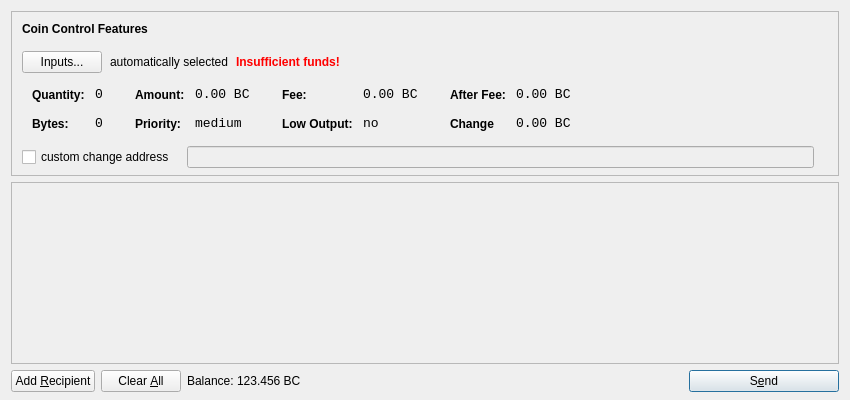
Qt form src/qt/forms/sendcoinsdialog.ui (LUX-Core/lux) before a commit.
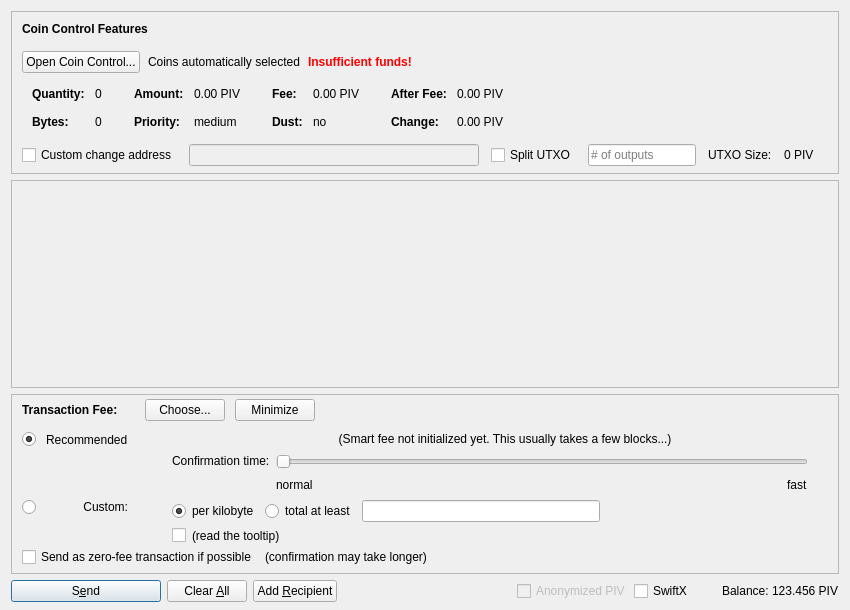
The same form after that commit. Icons and pictures are not drawn. Custom widgets are drawn as their Qt base class.

```diff
--- a/src/qt/forms/sendcoinsdialog.ui
+++ b/src/qt/forms/sendcoinsdialog.ui
@@ -7,13 +7,13 @@
     <x>0</x>
     <y>0</y>
     <width>850</width>
-    <height>400</height>
+    <height>610</height>
    </rect>
   </property>
   <property name="windowTitle">
    <string>Send Coins</string>
   </property>
-  <layout class="QVBoxLayout" name="verticalLayout" stretch="0,1,0">
+  <layout class="QVBoxLayout" name="verticalLayout" stretch="0,1,0,0">
    <property name="bottomMargin">
     <number>8</number>
    </property>
@@ -39,7 +39,7 @@
      </property>
      <layout class="QVBoxLayout" name="verticalLayoutCoinControl2">
       <property name="spacing">
-       <number>-1</number>
+       <number>0</number>
       </property>
       <property name="leftMargin">
        <number>0</number>
@@ -107,14 +107,17 @@
              <string notr="true"/>
             </property>
             <property name="text">
-             <string>Inputs...</string>
+             <string>Open Coin Control...</string>
+            </property>
+            <property name="autoDefault">
+             <bool>false</bool>
             </property>
            </widget>
           </item>
           <item>
            <widget class="QLabel" name="labelCoinControlAutomaticallySelected">
             <property name="text">
-             <string>automatically selected</string>
+             <string>Coins automatically selected</string>
             </property>
             <property name="margin">
              <number>5</number>
@@ -206,8 +209,11 @@
                </property>
                <item row="0" column="0">
                 <widget class="QLabel" name="labelCoinControlQuantityText">
-                 <property name="styleSheet">
-                  <string notr="true">font-weight:bold;</string>
+                 <property name="font">
+                  <font>
+                   <weight>75</weight>
+                   <bold>true</bold>
+                  </font>
                  </property>
                  <property name="text">
                   <string>Quantity:</string>
@@ -219,12 +225,6 @@
                </item>
                <item row="0" column="1">
                 <widget class="QLabel" name="labelCoinControlQuantity">
-                 <property name="font">
-                  <font>
-                   <family>Monospace</family>
-                   <pointsize>10</pointsize>
-                  </font>
-                 </property>
                  <property name="cursor">
                   <cursorShape>IBeamCursor</cursorShape>
                  </property>
@@ -244,8 +244,11 @@
                </item>
                <item row="1" column="0">
                 <widget class="QLabel" name="labelCoinControlBytesText">
-                 <property name="styleSheet">
-                  <string notr="true">font-weight:bold;</string>
+                 <property name="font">
+                  <font>
+                   <weight>75</weight>
+                   <bold>true</bold>
+                  </font>
                  </property>
                  <property name="text">
                   <string>Bytes:</string>
@@ -254,12 +257,6 @@
                </item>
                <item row="1" column="1">
                 <widget class="QLabel" name="labelCoinControlBytes">
-                 <property name="font">
-                  <font>
-                   <family>Monospace</family>
-                   <pointsize>10</pointsize>
-                  </font>
-                 </property>
                  <property name="cursor">
                   <cursorShape>IBeamCursor</cursorShape>
                  </property>
@@ -295,8 +292,11 @@
                </property>
                <item row="0" column="0">
                 <widget class="QLabel" name="labelCoinControlAmountText">
-                 <property name="styleSheet">
-                  <string notr="true">font-weight:bold;</string>
+                 <property name="font">
+                  <font>
+                   <weight>75</weight>
+                   <bold>true</bold>
+                  </font>
                  </property>
                  <property name="text">
                   <string>Amount:</string>
@@ -308,12 +308,6 @@
                </item>
                <item row="0" column="1">
                 <widget class="QLabel" name="labelCoinControlAmount">
-                 <property name="font">
-                  <font>
-                   <family>Monospace</family>
-                   <pointsize>10</pointsize>
-                  </font>
-                 </property>
                  <property name="cursor">
                   <cursorShape>IBeamCursor</cursorShape>
                  </property>
@@ -321,7 +315,7 @@
                   <enum>Qt::ActionsContextMenu</enum>
                  </property>
                  <property name="text">
-                  <string>0.00 BC</string>
+                  <string notr="true">0.00 PIV</string>
                  </property>
                  <property name="textInteractionFlags">
                   <set>Qt::LinksAccessibleByMouse|Qt::TextSelectableByKeyboard|Qt::TextSelectableByMouse</set>
@@ -330,8 +324,11 @@
                </item>
                <item row="1" column="0">
                 <widget class="QLabel" name="labelCoinControlPriorityText">
-                 <property name="styleSheet">
-                  <string notr="true">font-weight:bold;</string>
+                 <property name="font">
+                  <font>
+                   <weight>75</weight>
+                   <bold>true</bold>
+                  </font>
                  </property>
                  <property name="text">
                   <string>Priority:</string>
@@ -340,12 +337,6 @@
                </item>
                <item row="1" column="1">
                 <widget class="QLabel" name="labelCoinControlPriority">
-                 <property name="font">
-                  <font>
-                   <family>Monospace</family>
-                   <pointsize>10</pointsize>
-                  </font>
-                 </property>
                  <property name="cursor">
                   <cursorShape>IBeamCursor</cursorShape>
                  </property>
@@ -381,8 +372,11 @@
                </property>
                <item row="0" column="0">
                 <widget class="QLabel" name="labelCoinControlFeeText">
-                 <property name="styleSheet">
-                  <string notr="true">font-weight:bold;</string>
+                 <property name="font">
+                  <font>
+                   <weight>75</weight>
+                   <bold>true</bold>
+                  </font>
                  </property>
                  <property name="text">
                   <string>Fee:</string>
@@ -394,12 +388,6 @@
                </item>
                <item row="0" column="1">
                 <widget class="QLabel" name="labelCoinControlFee">
-                 <property name="font">
-                  <font>
-                   <family>Monospace</family>
-                   <pointsize>10</pointsize>
-                  </font>
-                 </property>
                  <property name="cursor">
                   <cursorShape>IBeamCursor</cursorShape>
                  </property>
@@ -407,7 +395,7 @@
                   <enum>Qt::ActionsContextMenu</enum>
                  </property>
                  <property name="text">
-                  <string>0.00 BC</string>
+                  <string notr="true">0.00 PIV</string>
                  </property>
                  <property name="textInteractionFlags">
                   <set>Qt::LinksAccessibleByMouse|Qt::TextSelectableByKeyboard|Qt::TextSelectableByMouse</set>
@@ -416,22 +404,19 @@
                </item>
                <item row="1" column="0">
                 <widget class="QLabel" name="labelCoinControlLowOutputText">
-                 <property name="styleSheet">
-                  <string notr="true">font-weight:bold;</string>
+                 <property name="font">
+                  <font>
+                   <weight>75</weight>
+                   <bold>true</bold>
+                  </font>
                  </property>
                  <property name="text">
-                  <string>Low Output:</string>
+                  <string>Dust:</string>
                  </property>
                 </widget>
                </item>
                <item row="1" column="1">
                 <widget class="QLabel" name="labelCoinControlLowOutput">
-                 <property name="font">
-                  <font>
-                   <family>Monospace</family>
-                   <pointsize>10</pointsize>
-                  </font>
-                 </property>
                  <property name="cursor">
                   <cursorShape>IBeamCursor</cursorShape>
                  </property>
@@ -467,8 +452,11 @@
                </property>
                <item row="0" column="0">
                 <widget class="QLabel" name="labelCoinControlAfterFeeText">
-                 <property name="styleSheet">
-                  <string notr="true">font-weight:bold;</string>
+                 <property name="font">
+                  <font>
+                   <weight>75</weight>
+                   <bold>true</bold>
+                  </font>
                  </property>
                  <property name="text">
                   <string>After Fee:</string>
@@ -480,12 +468,6 @@
                </item>
                <item row="0" column="1">
                 <widget class="QLabel" name="labelCoinControlAfterFee">
-                 <property name="font">
-                  <font>
-                   <family>Monospace</family>
-                   <pointsize>10</pointsize>
-                  </font>
-                 </property>
                  <property name="cursor">
                   <cursorShape>IBeamCursor</cursorShape>
                  </property>
@@ -493,7 +475,7 @@
                   <enum>Qt::ActionsContextMenu</enum>
                  </property>
                  <property name="text">
-                  <string>0.00 BC</string>
+                  <string notr="true">0.00 PIV</string>
                  </property>
                  <property name="textInteractionFlags">
                   <set>Qt::LinksAccessibleByMouse|Qt::TextSelectableByKeyboard|Qt::TextSelectableByMouse</set>
@@ -502,22 +484,19 @@
                </item>
                <item row="1" column="0">
                 <widget class="QLabel" name="labelCoinControlChangeText">
-                 <property name="styleSheet">
-                  <string notr="true">font-weight:bold;</string>
+                 <property name="font">
+                  <font>
+                   <weight>75</weight>
+                   <bold>true</bold>
+                  </font>
                  </property>
                  <property name="text">
-                  <string>Change</string>
+                  <string>Change:</string>
                  </property>
                 </widget>
                </item>
                <item row="1" column="1">
                 <widget class="QLabel" name="labelCoinControlChange">
-                 <property name="font">
-                  <font>
-                   <family>Monospace</family>
-                   <pointsize>10</pointsize>
-                  </font>
-                 </property>
                  <property name="cursor">
                   <cursorShape>IBeamCursor</cursorShape>
                  </property>
@@ -525,7 +504,7 @@
                   <enum>Qt::ActionsContextMenu</enum>
                  </property>
                  <property name="text">
-                  <string>0.00 BC</string>
+                  <string notr="true">0.00 PIV</string>
                  </property>
                  <property name="textInteractionFlags">
                   <set>Qt::LinksAccessibleByMouse|Qt::TextSelectableByKeyboard|Qt::TextSelectableByMouse</set>
@@ -540,7 +519,7 @@
          </widget>
         </item>
         <item>
-         <layout class="QHBoxLayout" name="horizontalLayoutCoinControl4" stretch="0,0,0">
+         <layout class="QHBoxLayout" name="horizontalLayoutCoinControl4" stretch="0,0,0,0,0,0,0">
           <property name="spacing">
            <number>12</number>
           </property>
@@ -556,7 +535,7 @@
           <item>
            <widget class="QCheckBox" name="checkBoxCoinControlChange">
             <property name="text">
-             <string>custom change address</string>
+             <string>Custom change address</string>
             </property>
            </widget>
           </item>
@@ -573,6 +552,40 @@
             </property>
            </widget>
           </item>
+          <item>
+           <widget class="QCheckBox" name="splitBlockCheckBox">
+            <property name="text">
+             <string>Split UTXO</string>
+            </property>
+           </widget>
+          </item>
+          <item>
+           <widget class="QLineEdit" name="splitBlockLineEdit">
+            <property name="sizePolicy">
+             <sizepolicy hsizetype="Fixed" vsizetype="Fixed">
+              <horstretch>50</horstretch>
+              <verstretch>0</verstretch>
+             </sizepolicy>
+            </property>
+            <property name="placeholderText">
+             <string># of outputs</string>
+            </property>
+           </widget>
+          </item>
+          <item>
+           <widget class="QLabel" name="labelBlockSizeText">
+            <property name="text">
+             <string>UTXO Size:</string>
+            </property>
+           </widget>
+          </item>
+          <item>
+           <widget class="QLabel" name="labelBlockSize">
+            <property name="text">
+             <string>0 PIV</string>
+            </property>
+           </widget>
+          </item>
           <item>
            <widget class="QLabel" name="labelCoinControlChangeLabel">
             <property name="sizePolicy">
@@ -626,11 +639,20 @@
         <x>0</x>
         <y>0</y>
         <width>830</width>
-        <height>165</height>
+        <height>113</height>
        </rect>
       </property>
-      <layout class="QVBoxLayout" name="verticalLayout_2">
-       <property name="margin">
+      <layout class="QVBoxLayout" name="verticalLayout_2" stretch="0,1">
+       <property name="leftMargin">
+        <number>0</number>
+       </property>
+       <property name="topMargin">
+        <number>0</number>
+       </property>
+       <property name="rightMargin">
+        <number>0</number>
+       </property>
+       <property name="bottomMargin">
         <number>0</number>
        </property>
        <item>
@@ -657,19 +679,639 @@
      </widget>
     </widget>
    </item>
+   <item>
+    <widget class="QFrame" name="frameFee">
+     <property name="sizePolicy">
+      <sizepolicy hsizetype="Expanding" vsizetype="Expanding">
+       <horstretch>0</horstretch>
+       <verstretch>0</verstretch>
+      </sizepolicy>
+     </property>
+     <property name="maximumSize">
+      <size>
+       <width>16777215</width>
+       <height>16777215</height>
+      </size>
+     </property>
+     <property name="frameShape">
+      <enum>QFrame::StyledPanel</enum>
+     </property>
+     <property name="frameShadow">
+      <enum>QFrame::Sunken</enum>
+     </property>
+     <layout class="QVBoxLayout" name="verticalLayoutFee1">
+      <property name="spacing">
+       <number>0</number>
+      </property>
+      <property name="leftMargin">
+       <number>0</number>
+      </property>
+      <property name="topMargin">
+       <number>0</number>
+      </property>
+      <property name="rightMargin">
+       <number>0</number>
+      </property>
+      <property name="bottomMargin">
+       <number>0</number>
+      </property>
+      <item>
+       <layout class="QVBoxLayout" name="verticalLayoutFee2" stretch="0,0,0">
+        <property name="spacing">
+         <number>0</number>
+        </property>
+        <property name="leftMargin">
+         <number>10</number>
+        </property>
+        <property name="topMargin">
+         <number>0</number>
+        </property>
+        <item>
+         <layout class="QHBoxLayout" name="horizontalLayoutFee1">
+          <property name="bottomMargin">
+           <number>0</number>
+          </property>
+          <item>
+           <layout class="QVBoxLayout" name="verticalLayoutFee7">
+            <property name="spacing">
+             <number>0</number>
+            </property>
+            <item>
+             <spacer name="verticalSpacerSmartFee">
+              <property name="orientation">
+               <enum>Qt::Vertical</enum>
+              </property>
+              <property name="sizeType">
+               <enum>QSizePolicy::Fixed</enum>
+              </property>
+              <property name="sizeHint" stdset="0">
+               <size>
+                <width>1</width>
+                <height>4</height>
+               </size>
+              </property>
+             </spacer>
+            </item>
+            <item>
+             <layout class="QHBoxLayout" name="horizontalLayoutSmartFee">
+              <property name="spacing">
+               <number>10</number>
+              </property>
+              <item>
+               <widget class="QLabel" name="labelFeeHeadline">
+                <property name="sizePolicy">
+                 <sizepolicy hsizetype="Preferred" vsizetype="Maximum">
+                  <horstretch>0</horstretch>
+                  <verstretch>0</verstretch>
+                 </sizepolicy>
+                </property>
+                <property name="font">
+                 <font>
+                  <weight>75</weight>
+                  <bold>true</bold>
+                 </font>
+                </property>
+                <property name="styleSheet">
+                 <string notr="true">font-weight:bold;</string>
+                </property>
+                <property name="text">
+                 <string>Transaction Fee:</string>
+                </property>
+               </widget>
+              </item>
+              <item>
+               <widget class="QLabel" name="labelFeeMinimized">
+                <property name="text">
+                 <string/>
+                </property>
+               </widget>
+              </item>
+              <item>
+               <widget class="QPushButton" name="buttonChooseFee">
+                <property name="text">
+                 <string>Choose...</string>
+                </property>
+               </widget>
+              </item>
+              <item>
+               <widget class="QPushButton" name="buttonMinimizeFee">
+                <property name="toolTip">
+                 <string>collapse fee-settings</string>
+                </property>
+                <property name="text">
+                 <string>Minimize</string>
+                </property>
+               </widget>
+              </item>
+             </layout>
+            </item>
+            <item>
+             <spacer name="verticalSpacer_5">
+              <property name="orientation">
+               <enum>Qt::Vertical</enum>
+              </property>
+              <property name="sizeHint" stdset="0">
+               <size>
+                <width>1</width>
+                <height>1</height>
+               </size>
+              </property>
+             </spacer>
+            </item>
+           </layout>
+          </item>
+          <item>
+           <spacer name="horizontalSpacer_4">
+            <property name="orientation">
+             <enum>Qt::Horizontal</enum>
+            </property>
+            <property name="sizeHint" stdset="0">
+             <size>
+              <width>40</width>
+              <height>20</height>
+             </size>
+            </property>
+           </spacer>
+          </item>
+         </layout>
+        </item>
+        <item>
+         <widget class="QFrame" name="frameFeeSelection">
+          <layout class="QVBoxLayout" name="verticalLayoutFee12">
+           <property name="spacing">
+            <number>0</number>
+           </property>
+           <property name="leftMargin">
+            <number>0</number>
+           </property>
+           <property name="topMargin">
+            <number>0</number>
+           </property>
+           <property name="rightMargin">
+            <number>0</number>
+           </property>
+           <property name="bottomMargin">
+            <number>0</number>
+           </property>
+           <item>
+            <layout class="QGridLayout" name="gridLayoutFee">
+             <property name="topMargin">
+              <number>10</number>
+             </property>
+             <property name="bottomMargin">
+              <number>4</number>
+             </property>
+             <property name="horizontalSpacing">
+              <number>10</number>
+             </property>
+             <property name="verticalSpacing">
+              <number>4</number>
+             </property>
+             <item row="2" column="4">
+              <layout class="QVBoxLayout" name="verticalLayoutFee8">
+               <property name="spacing">
+                <number>6</number>
+               </property>
+               <item>
+                <layout class="QHBoxLayout" name="horizontalLayoutFee13">
+                 <item>
+                  <widget class="QRadioButton" name="radioCustomPerKilobyte">
+                   <property name="toolTip">
+                    <string>If the custom fee is set to 1000 uPIVs and the transaction is only 250 bytes, then &quot;per kilobyte&quot; only pays 250 uPIVs in fee,&lt;br /&gt;while &quot;at least&quot; pays 1000 uPIVs. For transactions bigger than a kilobyte both pay by kilobyte.</string>
+                   </property>
+                   <property name="text">
+                    <string>per kilobyte</string>
+                   </property>
+                   <property name="checked">
+                    <bool>true</bool>
+                   </property>
+                   <attribute name="buttonGroup">
+                    <string notr="true">groupCustomFee</string>
+                   </attribute>
+                  </widget>
+                 </item>
+                 <item>
+                  <widget class="QRadioButton" name="radioCustomAtLeast">
+                   <property name="toolTip">
+                    <string>If the custom fee is set to 1000 uPIVs and the transaction is only 250 bytes, then &quot;per kilobyte&quot; only pays 250 uPIVs in fee,&lt;br /&gt;while &quot;total at least&quot; pays 1000 uPIVs. For transactions bigger than a kilobyte both pay by kilobyte.</string>
+                   </property>
+                   <property name="text">
+                    <string>total at least</string>
+                   </property>
+                   <attribute name="buttonGroup">
+                    <string notr="true">groupCustomFee</string>
+                   </attribute>
+                  </widget>
+                 </item>
+                 <item>
+                  <widget class="BitcoinAmountField" name="customFee"/>
+                 </item>
+                 <item>
+                  <spacer name="horizontalSpacer_6">
+                   <property name="orientation">
+                    <enum>Qt::Horizontal</enum>
+                   </property>
+                   <property name="sizeHint" stdset="0">
+                    <size>
+                     <width>1</width>
+                     <height>1</height>
+                    </size>
+                   </property>
+                  </spacer>
+                 </item>
+                </layout>
+               </item>
+               <item>
+                <layout class="QHBoxLayout" name="horizontalLayoutFee8">
+                 <item>
+                  <widget class="QCheckBox" name="checkBoxMinimumFee">
+                   <property name="toolTip">
+                    <string>Paying only the minimum fee is just fine as long as there is less transaction volume than space in the blocks.&lt;br /&gt;But be aware that this can end up in a never confirming transaction once there is more demand for LUX transactions than the network can process.</string>
+                   </property>
+                   <property name="text">
+                    <string/>
+                   </property>
+                  </widget>
+                 </item>
+                 <item>
+                  <widget class="QLabel" name="labelMinFeeWarning">
+                   <property name="enabled">
+                    <bool>true</bool>
+                   </property>
+                   <property name="toolTip">
+                    <string>Paying only the minimum fee is just fine as long as there is less transaction volume than space in the blocks.&lt;br /&gt;But be aware that this can end up in a never confirming transaction once there is more demand for LUX transactions than the network can process.</string>
+                   </property>
+                   <property name="text">
+                    <string>(read the tooltip)</string>
+                   </property>
+                   <property name="margin">
+                    <number>5</number>
+                   </property>
+                  </widget>
+                 </item>
+                 <item>
+                  <spacer name="horizontalSpacer_2">
+                   <property name="orientation">
+                    <enum>Qt::Horizontal</enum>
+                   </property>
+                   <property name="sizeHint" stdset="0">
+                    <size>
+                     <width>1</width>
+                     <height>1</height>
+                    </size>
+                   </property>
+                  </spacer>
+                 </item>
+                </layout>
+               </item>
+              </layout>
+             </item>
+             <item row="1" column="0">
+              <layout class="QVBoxLayout" name="verticalLayoutFee4" stretch="1">
+               <item>
+                <spacer name="verticalSpacer_2">
+                 <property name="orientation">
+                  <enum>Qt::Vertical</enum>
+                 </property>
+                 <property name="sizeHint" stdset="0">
+                  <size>
+                   <width>1</width>
+                   <height>1</height>
+                  </size>
+                 </property>
+                </spacer>
+               </item>
+              </layout>
+             </item>
+             <item row="2" column="0">
+              <layout class="QVBoxLayout" name="verticalLayoutFee9" stretch="0,1">
+               <item>
+                <widget class="QRadioButton" name="radioCustomFee">
+                 <property name="text">
+                  <string/>
+                 </property>
+                 <attribute name="buttonGroup">
+                  <string notr="true">groupFee</string>
+                 </attribute>
+                </widget>
+               </item>
+               <item>
+                <spacer name="verticalSpacer_6">
+                 <property name="orientation">
+                  <enum>Qt::Vertical</enum>
+                 </property>
+                 <property name="sizeHint" stdset="0">
+                  <size>
+                   <width>1</width>
+                   <height>1</height>
+                  </size>
+                 </property>
+                </spacer>
+               </item>
+              </layout>
+             </item>
+             <item row="1" column="4">
+              <layout class="QVBoxLayout" name="verticalLayoutFee3" stretch="0,0,1">
+               <property name="spacing">
+                <number>6</number>
+               </property>
+               <property name="topMargin">
+                <number>2</number>
+               </property>
+               <item>
+                <layout class="QHBoxLayout" name="horizontalLayoutFee12">
+                 <item>
+                  <spacer name="horizontalSpacer_5">
+                   <property name="orientation">
+                    <enum>Qt::Horizontal</enum>
+                   </property>
+                   <property name="sizeHint" stdset="0">
+                    <size>
+                     <width>1</width>
+                     <height>1</height>
+                    </size>
+                   </property>
+                  </spacer>
+                 </item>
+                </layout>
+               </item>
+               <item>
+                <layout class="QHBoxLayout" name="horizontalLayoutFee9">
+                 <item>
+                  <layout class="QVBoxLayout" name="verticalLayoutFee6">
+                   <item>
+                    <widget class="QLabel" name="labelSmartFee3">
+                     <property name="text">
+                      <string>Confirmation time:</string>
+                     </property>
+                     <property name="margin">
+                      <number>2</number>
+                     </property>
+                    </widget>
+                   </item>
+                   <item>
+                    <spacer name="verticalSpacer_3">
+                     <property name="orientation">
+                      <enum>Qt::Vertical</enum>
+                     </property>
+                     <property name="sizeHint" stdset="0">
+                      <size>
+                       <width>1</width>
+                       <height>1</height>
+                      </size>
+                     </property>
+                    </spacer>
+                   </item>
+                  </layout>
+                 </item>
+                 <item>
+                  <layout class="QVBoxLayout" name="verticalLayoutFee5">
+                   <property name="rightMargin">
+                    <number>30</number>
+                   </property>
+                   <item>
+                    <widget class="QSlider" name="sliderSmartFee">
+                     <property name="minimum">
+                      <number>0</number>
+                     </property>
+                     <property name="maximum">
+                      <number>24</number>
+                     </property>
+                     <property name="pageStep">
+                      <number>1</number>
+                     </property>
+                     <property name="value">
+                      <number>0</number>
+                     </property>
+                     <property name="orientation">
+                      <enum>Qt::Horizontal</enum>
+                     </property>
+                     <property name="invertedAppearance">
+                      <bool>false</bool>
+                     </property>
+                     <property name="invertedControls">
+                      <bool>false</bool>
+                     </property>
+                     <property name="tickPosition">
+                      <enum>QSlider::NoTicks</enum>
+                     </property>
+                    </widget>
+                   </item>
+                   <item>
+                    <layout class="QHBoxLayout" name="horizontalLayoutFee10">
+                     <item>
+                      <widget class="QLabel" name="labelSmartFeeNormal">
+                       <property name="text">
+                        <string>normal</string>
+                       </property>
+                      </widget>
+                     </item>
+                     <item>
+                      <spacer name="horizontalSpacer_3">
+                       <property name="orientation">
+                        <enum>Qt::Horizontal</enum>
+                       </property>
+                       <property name="sizeHint" stdset="0">
+                        <size>
+                         <width>40</width>
+                         <height>20</height>
+                        </size>
+                       </property>
+                      </spacer>
+                     </item>
+                     <item>
+                      <widget class="QLabel" name="labelSmartFeeFast">
+                       <property name="text">
+                        <string>fast</string>
+                       </property>
+                      </widget>
+                     </item>
+                    </layout>
+                   </item>
+                  </layout>
+                 </item>
+                </layout>
+               </item>
+               <item>
+                <spacer name="verticalSpacer_4">
+                 <property name="orientation">
+                  <enum>Qt::Vertical</enum>
+                 </property>
+                 <property name="sizeHint" stdset="0">
+                  <size>
+                   <width>1</width>
+                   <height>1</height>
+                  </size>
+                 </property>
+                </spacer>
+               </item>
+              </layout>
+             </item>
+             <item row="0" column="1">
+              <widget class="QLabel" name="labelSmartFee_2">
+               <property name="text">
+                <string>Recommended</string>
+               </property>
+              </widget>
+             </item>
+             <item row="0" column="0">
+              <widget class="QRadioButton" name="radioSmartFee">
+               <property name="text">
+                <string/>
+               </property>
+               <property name="checked">
+                <bool>true</bool>
+               </property>
+               <attribute name="buttonGroup">
+                <string notr="true">groupFee</string>
+               </attribute>
+              </widget>
+             </item>
+             <item row="2" column="1">
+              <widget class="QLabel" name="labelCustomFee">
+               <property name="text">
+                <string>Custom:</string>
+               </property>
+               <property name="alignment">
+                <set>Qt::AlignRight|Qt::AlignTop|Qt::AlignTrailing</set>
+               </property>
+              </widget>
+             </item>
+             <item row="0" column="2">
+              <widget class="QLabel" name="labelSmartFee">
+               <property name="text">
+                <string/>
+               </property>
+               <property name="margin">
+                <number>2</number>
+               </property>
+              </widget>
+             </item>
+             <item row="0" column="3">
+              <widget class="QLabel" name="labelFeeEstimation">
+               <property name="text">
+                <string/>
+               </property>
+              </widget>
+             </item>
+             <item row="0" column="4">
+              <widget class="QLabel" name="labelSmartFee2">
+               <property name="text">
+                <string>(Smart fee not initialized yet. This usually takes a few blocks...)</string>
+               </property>
+               <property name="alignment">
+                <set>Qt::AlignHCenter</set>
+               </property>
+               <property name="wordWrap">
+                <bool>true</bool>
+               </property>
+               <property name="margin">
+                <number>2</number>
+               </property>
+              </widget>
+             </item>
+            </layout>
+           </item>
+           <item>
+            <layout class="QHBoxLayout" name="horizontalLayoutFee5" stretch="0,0,0">
+             <property name="spacing">
+              <number>8</number>
+             </property>
+             <property name="bottomMargin">
+              <number>4</number>
+             </property>
+             <item>
+              <widget class="QCheckBox" name="checkBoxFreeTx">
+               <property name="text">
+                <string>Send as zero-fee transaction if possible</string>
+               </property>
+              </widget>
+             </item>
+             <item>
+              <widget class="QLabel" name="labelFreeTx">
+               <property name="text">
+                <string>(confirmation may take longer)</string>
+               </property>
+               <property name="margin">
+                <number>5</number>
+               </property>
+              </widget>
+             </item>
+             <item>
+              <spacer name="horizontalSpacerFee5">
+               <property name="orientation">
+                <enum>Qt::Horizontal</enum>
+               </property>
+               <property name="sizeHint" stdset="0">
+                <size>
+                 <width>1</width>
+                 <height>1</height>
+                </size>
+               </property>
+              </spacer>
+             </item>
+            </layout>
+           </item>
+           <item>
+            <spacer name="verticalSpacerFee2">
+             <property name="orientation">
+              <enum>Qt::Vertical</enum>
+             </property>
+             <property name="sizeHint" stdset="0">
+              <size>
+               <width>1</width>
+               <height>1</height>
+              </size>
+             </property>
+            </spacer>
+           </item>
+          </layout>
+         </widget>
+        </item>
+        <item>
+         <spacer name="verticalSpacerFee">
+          <property name="orientation">
+           <enum>Qt::Vertical</enum>
+          </property>
+          <property name="sizeHint" stdset="0">
+           <size>
+            <width>800</width>
+            <height>1</height>
+           </size>
+          </property>
+         </spacer>
+        </item>
+       </layout>
+      </item>
+     </layout>
+    </widget>
+   </item>
    <item>
     <layout class="QHBoxLayout" name="horizontalLayout">
      <item>
-      <widget class="QPushButton" name="addButton">
+      <widget class="QPushButton" name="sendButton">
+       <property name="minimumSize">
+        <size>
+         <width>150</width>
+         <height>0</height>
+        </size>
+       </property>
        <property name="toolTip">
         <string>Send to multiple recipients at once</string>
        </property>
        <property name="text">
-        <string>Add &amp;Recipient</string>
+        <string>S&amp;end</string>
+       </property>
+       <property name="icon">
+        <iconset resource="../lux.qrc">
+         <normaloff>:/icons/send</normaloff>:/icons/send</iconset>
        </property>
        <property name="autoDefault">
         <bool>false</bool>
        </property>
+       <property name="default">
+        <bool>true</bool>
+       </property>
       </widget>
      </item>
      <item>
@@ -694,19 +1336,69 @@
        </property>
       </widget>
      </item>
+     <item>
+      <widget class="QPushButton" name="addButton">
+       <property name="toolTip">
+        <string>Send to multiple recipients at once</string>
+       </property>
+       <property name="text">
+        <string>Add &amp;Recipient</string>
+       </property>
+       <property name="icon">
+        <iconset resource="../lux.qrc">
+         <normaloff>:/icons/add</normaloff>:/icons/add</iconset>
+       </property>
+       <property name="autoDefault">
+        <bool>false</bool>
+       </property>
+      </widget>
+     </item>
+     <item>
+      <spacer name="horizontalSpacer">
+       <property name="orientation">
+        <enum>Qt::Horizontal</enum>
+       </property>
+       <property name="sizeHint" stdset="0">
+        <size>
+         <width>40</width>
+         <height>20</height>
+        </size>
+       </property>
+      </spacer>
+     </item>
      <item>
       <layout class="QHBoxLayout" name="horizontalLayout_2">
        <property name="spacing">
         <number>3</number>
        </property>
+       <item>
+        <widget class="QCheckBox" name="checkzPIV">
+         <property name="enabled">
+          <bool>false</bool>
+         </property>
+         <property name="text">
+          <string>Anonymized PIV</string>
+         </property>
+        </widget>
+       </item>
+       <item>
+        <widget class="QCheckBox" name="checkSwiftTX">
+         <property name="enabled">
+          <bool>true</bool>
+         </property>
+         <property name="minimumSize">
+          <size>
+           <width>85</width>
+           <height>0</height>
+          </size>
+         </property>
+         <property name="text">
+          <string>SwiftX</string>
+         </property>
+        </widget>
+       </item>
        <item>
         <widget class="QLabel" name="label">
-         <property name="sizePolicy">
-          <sizepolicy hsizetype="Preferred" vsizetype="Fixed">
-           <horstretch>0</horstretch>
-           <verstretch>0</verstretch>
-          </sizepolicy>
-         </property>
          <property name="text">
           <string>Balance:</string>
          </property>
@@ -724,7 +1416,7 @@
           <cursorShape>IBeamCursor</cursorShape>
          </property>
          <property name="text">
-          <string>123.456 BC</string>
+          <string notr="true">123.456 PIV</string>
          </property>
          <property name="textInteractionFlags">
           <set>Qt::LinksAccessibleByMouse|Qt::TextSelectableByKeyboard|Qt::TextSelectableByMouse</set>
@@ -733,46 +1425,23 @@
        </item>
       </layout>
      </item>
-     <item>
-      <spacer name="horizontalSpacer">
-       <property name="orientation">
-        <enum>Qt::Horizontal</enum>
-       </property>
-       <property name="sizeHint" stdset="0">
-        <size>
-         <width>40</width>
-         <height>20</height>
-        </size>
-       </property>
-      </spacer>
-     </item>
-     <item>
-      <widget class="QPushButton" name="sendButton">
-       <property name="minimumSize">
-        <size>
-         <width>150</width>
-         <height>0</height>
-        </size>
-       </property>
-       <property name="toolTip">
-        <string>Confirm the send action</string>
-       </property>
-       <property name="text">
-        <string>S&amp;end</string>
-       </property>
-       <property name="icon">
-        <iconset resource="../bitcoin.qrc">
-         <normaloff>:/icons/send</normaloff>:/icons/send</iconset>
-       </property>
-       <property name="default">
-        <bool>true</bool>
-       </property>
-      </widget>
-     </item>
     </layout>
    </item>
   </layout>
  </widget>
+ <customwidgets>
+  <customwidget>
+   <class>QValidatedLineEdit</class>
+   <extends>QLineEdit</extends>
+   <header>qvalidatedlineedit.h</header>
+  </customwidget>
+  <customwidget>
+   <class>BitcoinAmountField</class>
+   <extends>QLineEdit</extends>
+   <header>bitcoinamountfield.h</header>
+   <container>1</container>
+  </customwidget>
+ </customwidgets>
  <resources>
   <include location="../bitcoin.qrc"/>
  </resources>
```
Left out of the diff: 35 changed lines with no effect on the pictures.
